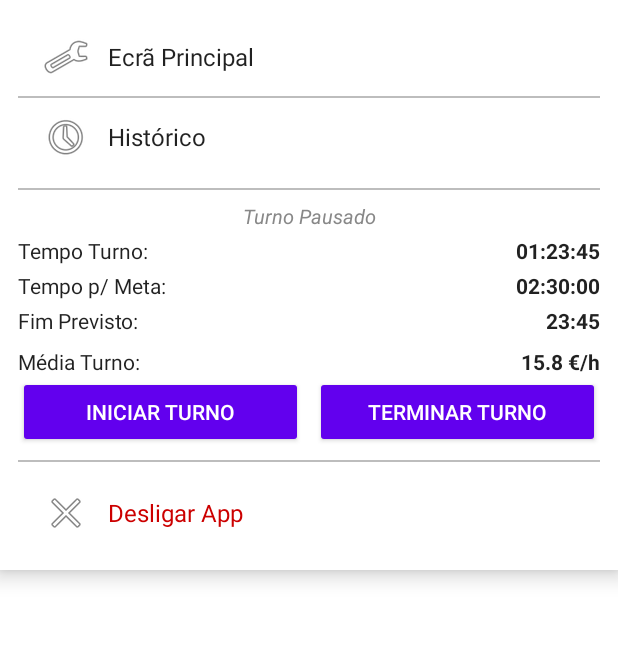
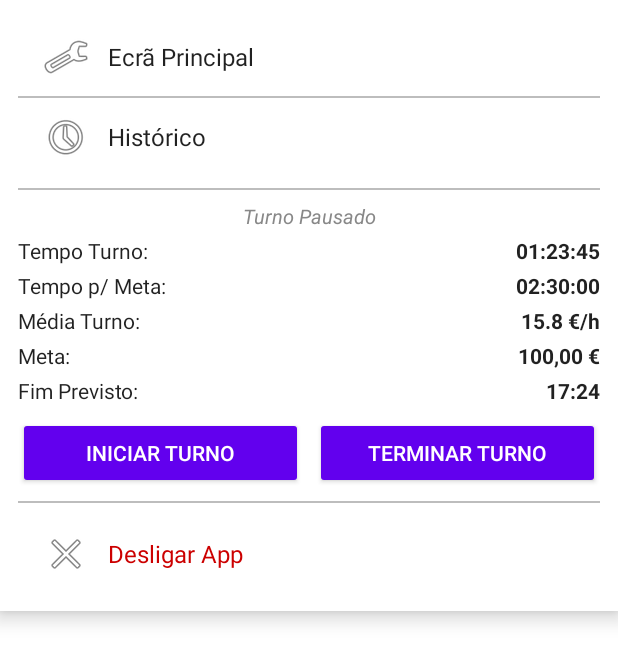
Before and after one commit to Fdorotea1/SmartDriver4, an Android app: the layout quick_menu_layout.xml on its own in the app's theme, with its tools: preview values and no code run, on a phone screen of 412 x 824 dp. Shown: the top 663 px of the screen. Run offline under Robolectric (Android 15) with nearby library versions, the phone set to English and light mode, and no system bars.

Commit message:
valor meta no menu flutuante

```diff
--- a/app/src/main/java/overlay/MenuView.kt
+++ b/app/src/main/java/overlay/MenuView.kt
@@ -1,4 +1,4 @@
-package com.example.smartdriver.overlay // Ou o teu package correto
+package com.example.smartdriver.overlay
 
 import android.app.AlertDialog
 import android.content.Context
@@ -38,9 +38,10 @@ class MenuView @JvmOverloads constructor(
     private val shiftAverageTextView: TextView
     private val shiftToggleButton: Button
     private val shiftEndButton: Button
+    private val expectedEndTimeTextView: TextView
 
-    // NOVO: Referência ao campo "Fim Previsto"
-    private val expectedEndTimeTextView: TextView
+    // NOVO: Referência ao campo "Meta"
+    private val shiftTargetTextView: TextView
 
     init {
         LayoutInflater.from(context).inflate(R.layout.quick_menu_layout, this, true)
@@ -55,9 +56,9 @@ class MenuView @JvmOverloads constructor(
         shiftAverageTextView = findViewById(R.id.textViewShiftAveragePerHour)
         shiftToggleButton = findViewById(R.id.buttonShiftToggle)
         shiftEndButton = findViewById(R.id.buttonShiftEnd)
-
-        // NOVO: liga o novo campo "Fim Previsto"
         expectedEndTimeTextView = findViewById(R.id.textViewExpectedEndTime)
+        // NOVO: Liga o campo Meta
+        shiftTargetTextView = findViewById(R.id.textViewShiftTarget)
 
         // Listeners
         mainItem.setOnClickListener { navigateToActivity(MainActivity::class.java) }
@@ -88,7 +89,6 @@ class MenuView @JvmOverloads constructor(
                 positiveAction = {
                     sendServiceAction(OverlayService.ACTION_END_SHIFT)
                 }
-                // negativeAction = {} // Opcional
             )
         }
     }
@@ -153,9 +153,13 @@ class MenuView @JvmOverloads constructor(
         shiftAverageTextView.text = averageText
     }
 
-    // NOVO: Método para atualizar o campo "Fim Previsto"
     fun updateExpectedEndTime(endTimeText: String) {
         expectedEndTimeTextView.text = endTimeText
+    }
+
+    // NOVO: Atualizar a Meta (target) no menu
+    fun updateShiftTarget(targetText: String) {
+        shiftTargetTextView.text = targetText
     }
 
     private fun updateShiftButtons(isActive: Boolean, isPaused: Boolean) {
--- a/app/src/main/java/overlay/OverlayService.kt
+++ b/app/src/main/java/overlay/OverlayService.kt
@@ -340,7 +340,8 @@ class OverlayService : Service() {
             val avgStr = calculateCurrentShiftAveragePerHourString(avgNum)
             val tTTStr = calculateAndFormatTimeToTarget()
             val expectedEndTime: String = calculateAndFormatExpectedEndTime()
-
+            val metaFormatada = currencyFormatter.format(shiftTargetEarnings)
+            menu.updateShiftTarget(metaFormatada)
             Log.d(
                 TAG,
                 "updateMenuViewShiftUI: TMeta=$tTTStr, Meta=${currencyFormatter.format(shiftTargetEarnings)}, GReais=${currencyFormatter.format(shiftTotalEarnings)}, FimPrevisto=$expectedEndTime"
--- a/app/src/main/res/layout/quick_menu_layout.xml
+++ b/app/src/main/res/layout/quick_menu_layout.xml
@@ -7,9 +7,8 @@
     android:background="?android:attr/colorBackground"
     android:padding="12dp"
     android:elevation="8dp"
-    tools:ignore="HardcodedText,UseCompatTextViewDrawableXml">
+    tools:ignore="HardcodedText,UseCompatTextViewDrawableXml" >
 
-    <!-- Botão e menu principais -->
     <TextView
         android:id="@+id/menu_item_main"
         android:layout_width="match_parent"
@@ -66,7 +65,6 @@
         tools:text="Turno Pausado"
         android:text="@string/shift_status_none"/>
 
-    <!-- Linha do tempo do turno -->
     <LinearLayout
         android:layout_width="match_parent"
         android:layout_height="wrap_content"
@@ -94,7 +92,6 @@
             android:text="00:00:00"/>
     </LinearLayout>
 
-    <!-- Linha do tempo para meta -->
     <LinearLayout
         android:layout_width="match_parent"
         android:layout_height="wrap_content"
@@ -122,7 +119,63 @@
             android:text="--:--:--"/>
     </LinearLayout>
 
-    <!-- NOVA LINHA: FIM PREVISTO -->
+    <!-- BLOCO DA MÉDIA/HORA -->
+    <LinearLayout
+        android:layout_width="match_parent"
+        android:layout_height="wrap_content"
+        android:orientation="horizontal"
+        android:gravity="center_vertical"
+        android:layout_marginBottom="4dp">
+
+        <TextView
+            android:layout_width="wrap_content"
+            android:layout_height="wrap_content"
+            android:text="@string/shift_average_label"
+            android:textSize="14sp"
+            android:textColor="?android:attr/textColorPrimary"/>
+
+        <TextView
+            android:id="@+id/textViewShiftAveragePerHour"
+            android:layout_width="0dp"
+            android:layout_weight="1"
+            android:layout_height="wrap_content"
+            android:gravity="end"
+            android:textSize="14sp"
+            android:textStyle="bold"
+            android:textColor="?android:attr/textColorPrimary"
+            tools:text="15.8 €/h"
+            android:text="-- €/h"/>
+    </LinearLayout>
+
+    <!-- BLOCO DA META DIÁRIA -->
+    <LinearLayout
+        android:layout_width="match_parent"
+        android:layout_height="wrap_content"
+        android:orientation="horizontal"
+        android:gravity="center_vertical"
+        android:layout_marginBottom="4dp">
+
+        <TextView
+            android:layout_width="wrap_content"
+            android:layout_height="wrap_content"
+            android:text="@string/shift_target_label"
+            android:textSize="14sp"
+            android:textColor="?android:attr/textColorPrimary"/>
+
+        <TextView
+            android:id="@+id/textViewShiftTarget"
+            android:layout_width="0dp"
+            android:layout_weight="1"
+            android:layout_height="wrap_content"
+            android:gravity="end"
+            android:textSize="14sp"
+            android:textStyle="bold"
+            android:textColor="?android:attr/textColorPrimary"
+            android:text="-- €"
+            tools:text="100,00 €"/>
+    </LinearLayout>
+
+    <!-- BLOCO DO FIM PREVISTO -->
     <LinearLayout
         android:layout_width="match_parent"
         android:layout_height="wrap_content"
@@ -146,37 +199,10 @@
             android:textSize="14sp"
             android:textStyle="bold"
             android:textColor="?android:attr/textColorPrimary"
-            tools:text="23:45"
-            android:text="@string/expected_end_time_placeholder"/>
+            android:text="--:--"
+            tools:text="17:24"/>
     </LinearLayout>
 
-    <!-- Média €/h -->
-    <LinearLayout
-        android:layout_width="match_parent"
-        android:layout_height="wrap_content"
-        android:orientation="horizontal">
-
-        <TextView
-            android:layout_width="wrap_content"
-            android:layout_height="wrap_content"
-            android:text="@string/shift_average_label"
-            android:textSize="14sp"
-            android:textColor="?android:attr/textColorPrimary"/>
-
-        <TextView
-            android:id="@+id/textViewShiftAveragePerHour"
-            android:layout_width="0dp"
-            android:layout_weight="1"
-            android:layout_height="wrap_content"
-            android:gravity="end"
-            android:textSize="14sp"
-            android:textStyle="bold"
-            android:textColor="?android:attr/textColorPrimary"
-            tools:text="15.8 €/h"
-            android:text="-- €/h"/>
-    </LinearLayout>
-
-    <!-- Botões do turno -->
     <LinearLayout
         android:layout_width="match_parent"
         android:layout_height="wrap_content"
@@ -225,4 +251,5 @@
         android:drawablePadding="12dp"
         android:background="?android:attr/selectableItemBackground"
         android:drawableStart="@android:drawable/ic_menu_close_clear_cancel"/>
+
 </LinearLayout>
--- a/app/src/main/res/values/strings.xml
+++ b/app/src/main/res/values/strings.xml
@@ -3,7 +3,7 @@
     <string name="expected_end_time_placeholder">--:--</string>
     <string name="app_name">SmartDriver</string>
     <string name="splash_logo_description">Logotipo do SmartDriver</string>
-    <string name="toast_tracking_discarded">Tracking da viagem descartado.</string>
+    <string name="toast_tracking_discarded">Oferta Cancelada.</string>
     <string name="toast_error_set_target_activity">Erro ao abrir ecrã para definir meta.</string>
     <string name="settings_title">Configurações do SmartDriver</string>
     <!-- A linha <string name="title_activity_settings">@string/settings_title</string> foi removida
@@ -14,7 +14,7 @@
     <string name="service_button">Configurar Serviço de Acessibilidade</string>
     <string name="overlay_button">Permitir overlay</string>
     <string name="capture_button">Iniciar Captura de Tela</string>
-    <string name="shutdown_button">ENCERRAR APLICATIVO</string>
+    <string name="shutdown_button">ENCERRAR APLICAÇÃO</string>
     <string name="activate_overlay_switch">Ativar semáforo de ofertas</string>
     <string name="save_images_switch_label">Salvar capturas de tela na galeria</string>
     <string name="app_status_on">Assistente SmartDriver ATIVO</string>
@@ -37,9 +37,8 @@
     <string name="save_settings">GUARDAR</string>
     <string name="reset_defaults">REPOR PADRÕES</string>
     <string name="preview_overlay">Pré-visualização</string>
-
+    <string name="shift_target_label">Meta:</string>
     <string name="history_empty">Histórico vazio.</string>
-
     <string name="menu_main_screen">Ecrã Principal</string>
     <string name="menu_history">Histórico</string>
     <string name="menu_shutdown">Desligar App</string>
```
